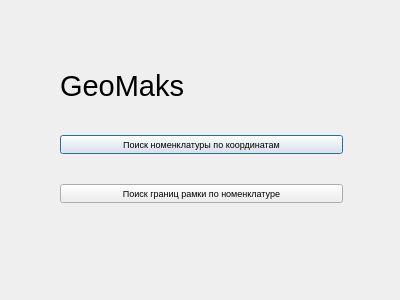
This is Sources/Source_Qt_code/startmenu.ui in MaksimPrudnikau/MaksimPrudnikau.github.io as Qt 5 draws it before an edit. The edited form follows.
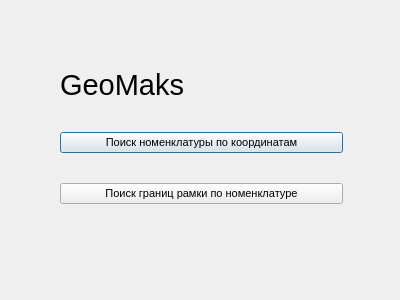
This is the edited form.

```diff
--- a/Sources/Source_Qt_code/startmenu.ui
+++ b/Sources/Source_Qt_code/startmenu.ui
@@ -93,7 +93,7 @@
        <widget class="QPushButton" name="MapNomenclature">
         <property name="font">
          <font>
-          <pointsize>7</pointsize>
+          <pointsize>8</pointsize>
          </font>
         </property>
         <property name="text">
@@ -118,7 +118,7 @@
        <widget class="QPushButton" name="MapBorders">
         <property name="font">
          <font>
-          <pointsize>7</pointsize>
+          <pointsize>8</pointsize>
          </font>
         </property>
         <property name="text">
```
